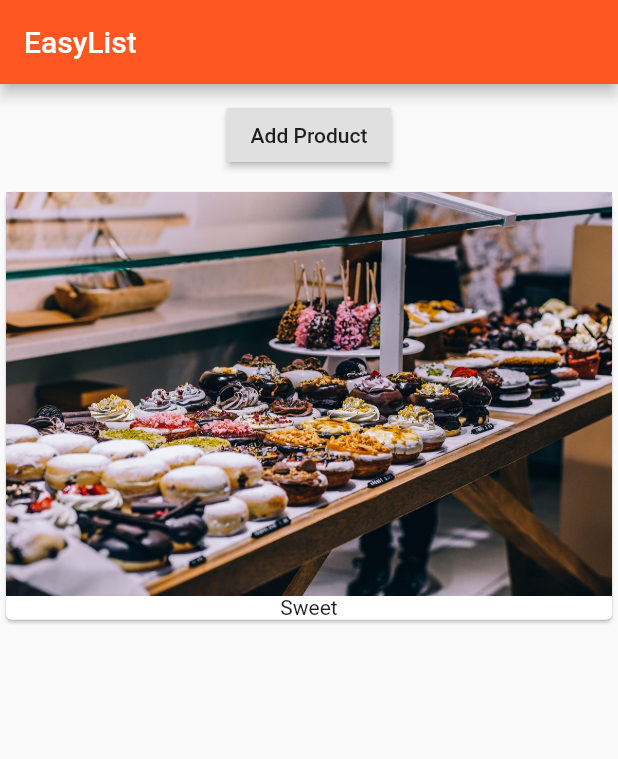
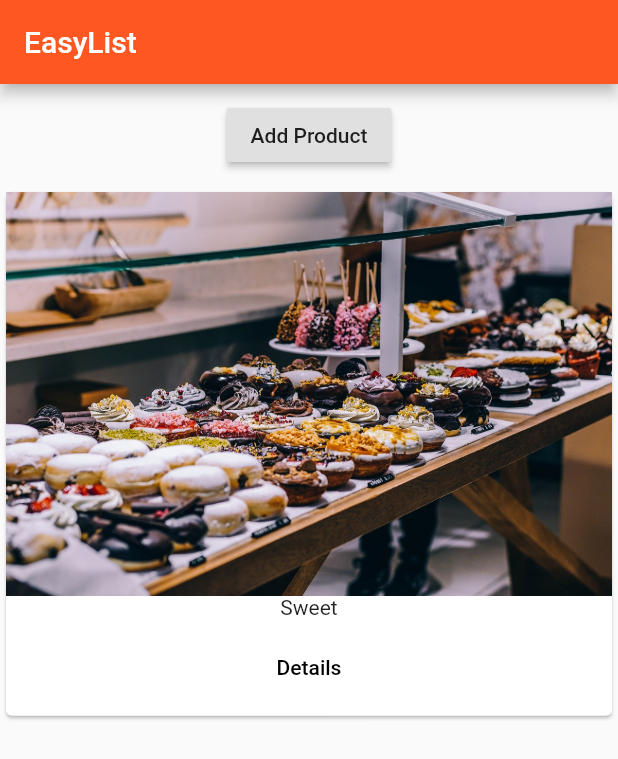
Before and after one commit to yidinghe/flutter_course, a Flutter app: the screen it shows after launch, after a tap on "Add Product", on a phone screen of 412 x 824 dp. Shown: the top 759 px of the screen. Run offline on Flutter 3.47's test engine with Material 2 defaults, Android fonts, the phone set to English and light mode, and no system bars.

Commit message:
Still working on Chapter 6.

```diff
--- a/lib/main.dart
+++ b/lib/main.dart
@@ -1,8 +1,7 @@
 import 'package:flutter/material.dart';
 import 'package:flutter/rendering.dart';
 
-
-import './product_manager.dart';
+import 'pages/home.dart';
 
 void main() {
   debugPaintSizeEnabled = true;
@@ -13,13 +12,11 @@ class MyApp extends StatelessWidget {
   @override
   Widget build(BuildContext context) {
     return MaterialApp(
-      theme: ThemeData(primarySwatch: Colors.deepOrange),
-      home: Scaffold(
-        appBar: AppBar(
-          title: Text('EasyList'),
-        ),
-        body: ProductManager(),
-      ),
+      theme: ThemeData(
+          primarySwatch: Colors.deepOrange,
+          brightness: Brightness.light,
+          accentColor: Colors.deepPurple),
+      home: HomePage(),
     );
   }
 }
--- /dev/null
+++ b/lib/pages/home.dart
@@ -0,0 +1,15 @@
+import 'package:flutter/material.dart';
+
+import '../product_manager.dart';
+
+class HomePage extends StatelessWidget {
+  @override
+  Widget build(BuildContext context) {
+    return Scaffold(
+      appBar: AppBar(
+        title: Text('EasyList'),
+      ),
+      body: ProductManager(),
+    );
+  }
+}
--- a/lib/products.dart
+++ b/lib/products.dart
@@ -11,6 +11,15 @@ class Products extends StatelessWidget {
         children: <Widget>[
           Image.asset('assets/food.jpg'),
           Text(products[index]),
+          ButtonBar(
+            alignment: MainAxisAlignment.center,
+            children: <Widget>[
+              FlatButton(
+                child: Text('Details'),
+                onPressed: () => {},
+              )
+            ],
+          ),
         ],
       ),
     );
```
Also changed, not shown: lib/pages/product.dart (added, +17 -0 lines).
